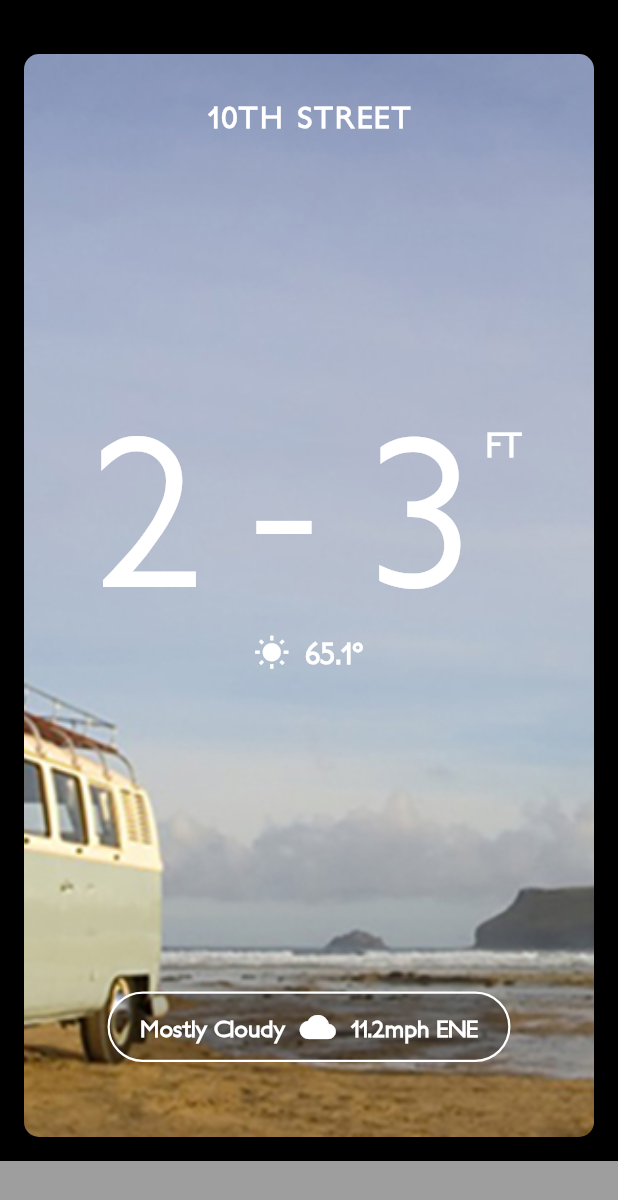
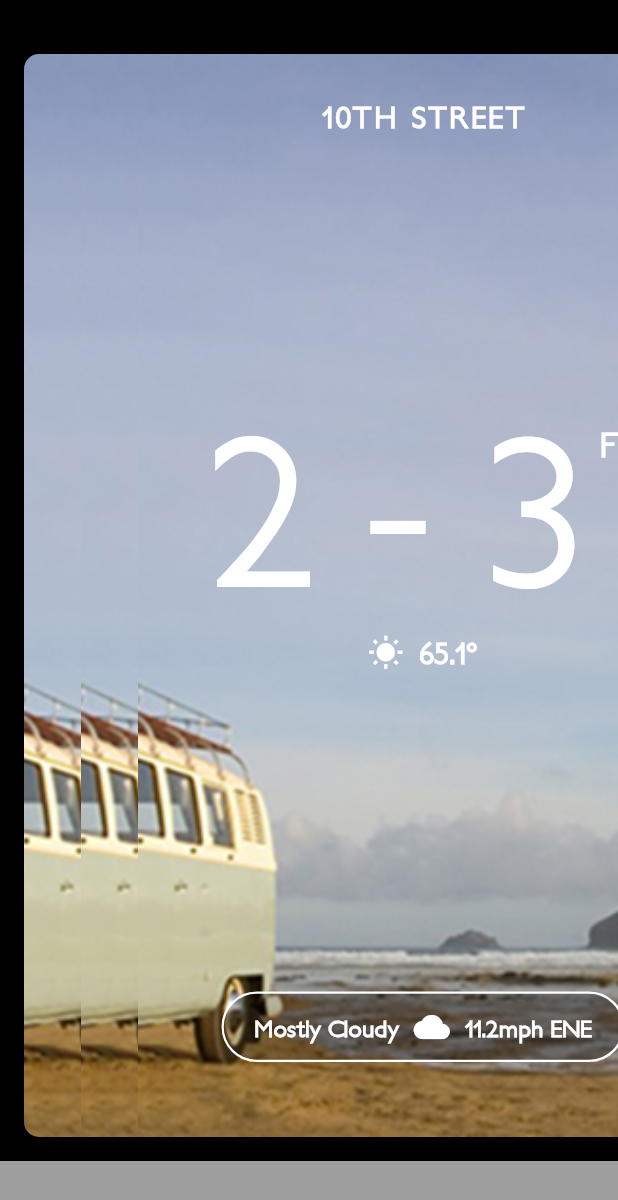
Before and after one commit to craigfisk/Flipper_Flutter_Carousel, a Flutter app: the screen it shows after launch, on a phone screen of 412 x 824 dp. Shown: the top 1200 px of the screen. Run offline on Flutter 3.47's test engine with Material 2 defaults, Android fonts, the phone set to English and light mode, and no system bars.

Commit message:
Staggered 3 dummy cards.

```diff
--- a/lib/main.dart
+++ b/lib/main.dart
@@ -73,12 +73,19 @@ class _CardFlipperState extends State<CardFlipper> {
 
   List<Widget> _buildCards() {
     return [
-      _buildCard(0, 1, 0.0),
+      // index, count, percentscrolled
+      _buildCard(0, 3, 0.0),
+      _buildCard(1, 3, 0.0),
+      _buildCard(2, 3, 0.0),
     ];
   }
   // get the card index and count of cards
   Widget _buildCard(int cardIndex, int cardCount, double scrollPercent) {
-      return new Card();
+      return FractionalTranslation(
+        // offset by 10% on the x-axis * cardIndex
+        translation: new Offset(0.1 * cardIndex, 0.0),
+        child: new Card(),
+      );
   }
 
   @override
```
